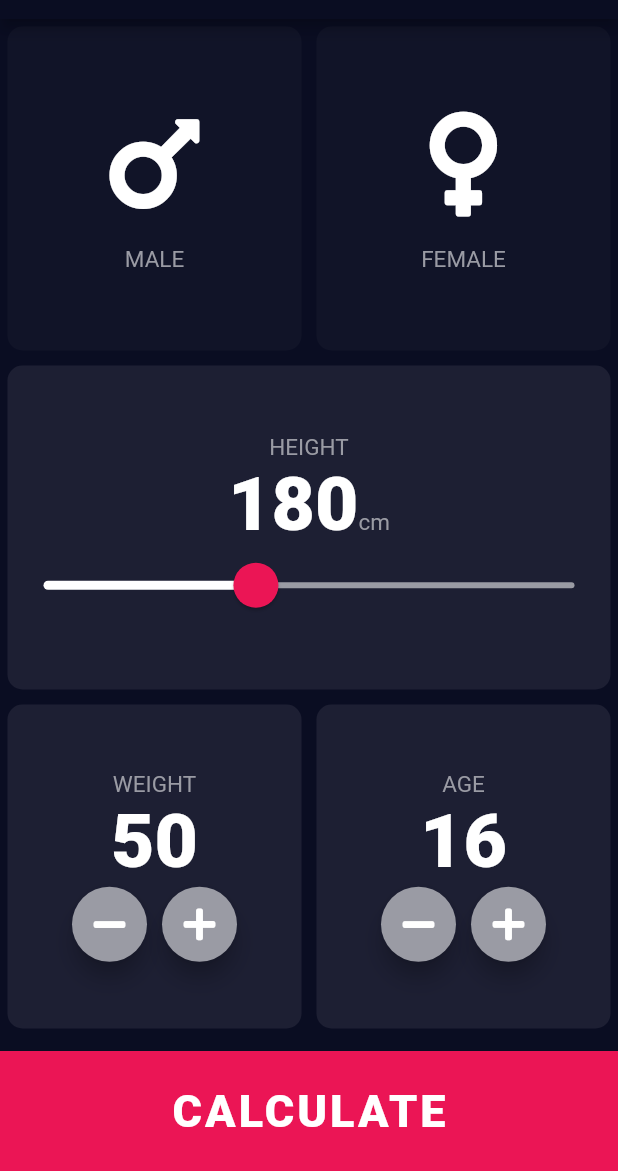
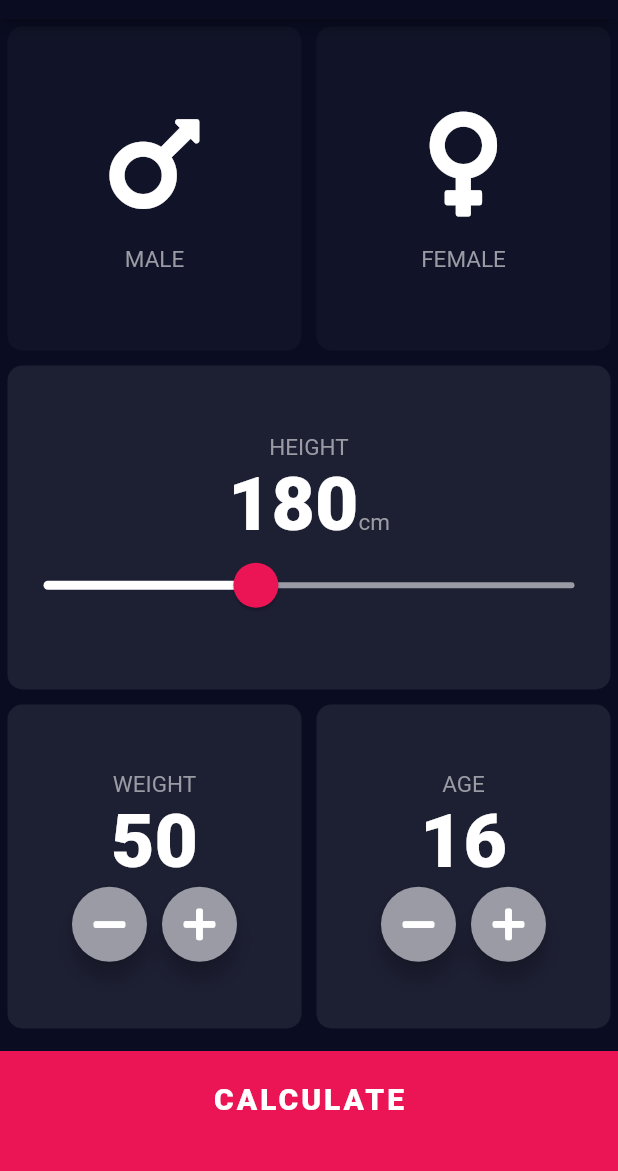
Before and after one commit to dev-nomi/BmiCalculator, a Flutter app: the screen it shows after launch, on a phone screen of 412 x 824 dp, the part 65-1236 px from its top. Run offline on Flutter 3.47's test engine with Material 2 defaults, Android fonts, the phone set to English and light mode, and no system bars; our stand-ins replace font_awesome_flutter.

```diff
--- a/lib/BottomButton.dart
+++ b/lib/BottomButton.dart
@@ -12,12 +12,15 @@ class BottomButton extends StatelessWidget {
       onTap: onPress,
       child: Container(
         child: Center(
-          child: Text(
-            buttonText,
-            style: TextStyle(
-              letterSpacing: 2,
-              fontSize: 30.0,
-              fontWeight: FontWeight.w900,
+          child: Padding(
+            padding: const EdgeInsets.only(bottom: 16.0),
+            child: Text(
+              buttonText,
+              style: TextStyle(
+                letterSpacing: 2,
+                fontSize: 20.0,
+                fontWeight: FontWeight.w900,
+              ),
             ),
           ),
         ),
```
Also changed, not shown: lib/ResultPage.dart (+55 -4 lines).
